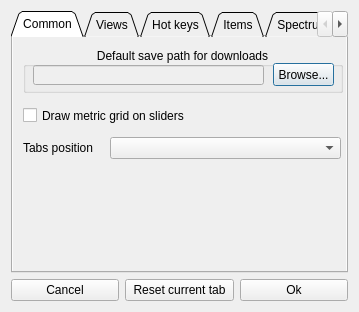
This is dialogs/settings_dialog.ui in jeyboy/playo3 as Qt 5 draws it before an edit. The edited form follows.
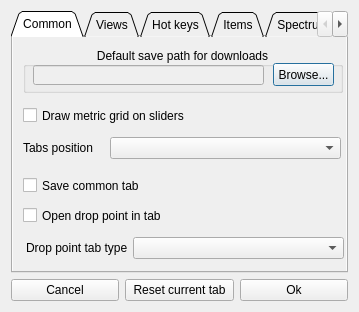
This is the edited form.

```diff
--- a/dialogs/settings_dialog.ui
+++ b/dialogs/settings_dialog.ui
@@ -158,6 +158,55 @@
             <string>Tabs position</string>
            </property>
           </widget>
+          <widget class="QCheckBox" name="saveCommonTab">
+           <property name="geometry">
+            <rect>
+             <x>10</x>
+             <y>140</y>
+             <width>311</width>
+             <height>17</height>
+            </rect>
+           </property>
+           <property name="text">
+            <string>Save common tab</string>
+           </property>
+          </widget>
+          <widget class="QCheckBox" name="openDropPointInTab">
+           <property name="geometry">
+            <rect>
+             <x>10</x>
+             <y>170</y>
+             <width>311</width>
+             <height>17</height>
+            </rect>
+           </property>
+           <property name="text">
+            <string>Open drop point in tab</string>
+           </property>
+          </widget>
+          <widget class="QLabel" name="label_dropPointTabType">
+           <property name="geometry">
+            <rect>
+             <x>13</x>
+             <y>200</y>
+             <width>101</width>
+             <height>21</height>
+            </rect>
+           </property>
+           <property name="text">
+            <string>Drop point tab type</string>
+           </property>
+          </widget>
+          <widget class="QComboBox" name="dropPointTabTypeSelect">
+           <property name="geometry">
+            <rect>
+             <x>120</x>
+             <y>200</y>
+             <width>211</width>
+             <height>22</height>
+            </rect>
+           </property>
+          </widget>
          </widget>
         </widget>
        </item>
```
Left out of the diff: 8 changed lines with no effect on the pictures.
